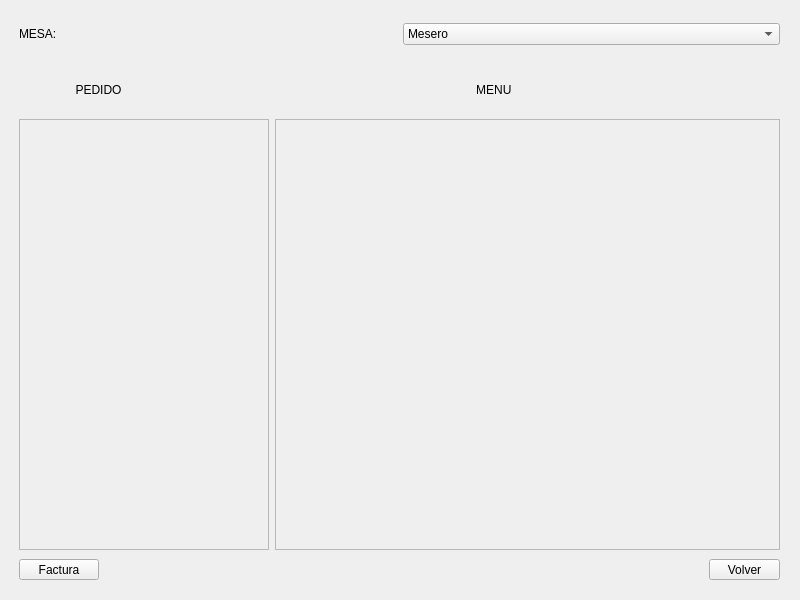
The window that mainwindow.ui (zamax14/Foodministration) describes before a commit, drawn with Qt 5.
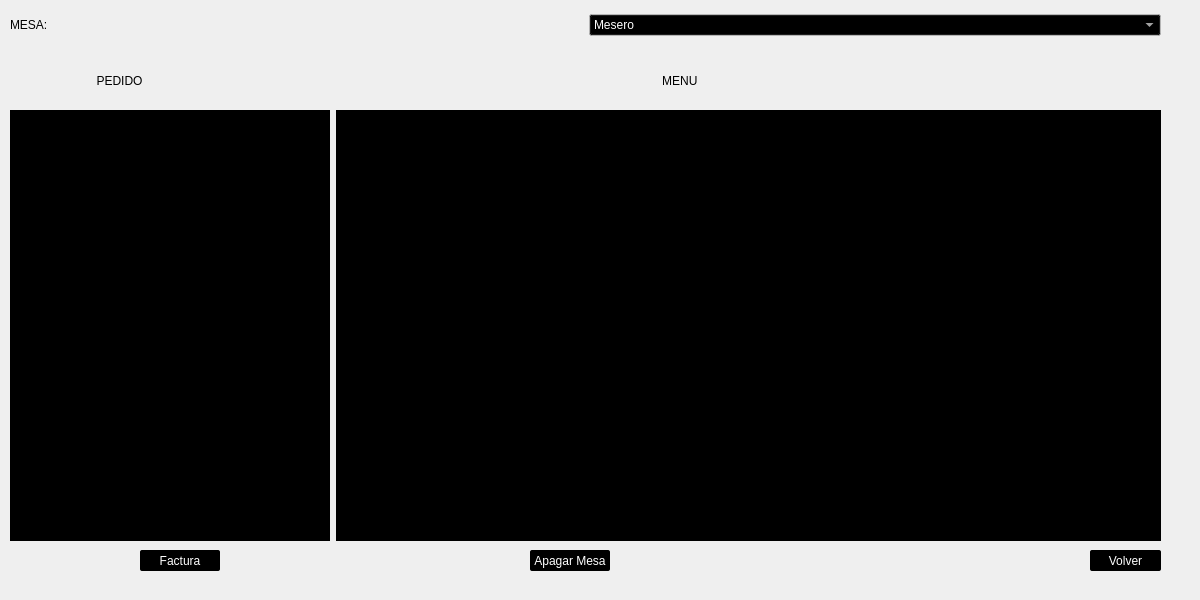
The same window after the commit. The open tabs and pages were chosen to show the change. Icons and pictures are not drawn.

Commit message: Interfaz y funciones extra

```diff
--- a/mainwindow.ui
+++ b/mainwindow.ui
@@ -6,10 +6,59 @@
    <rect>
     <x>0</x>
     <y>0</y>
-    <width>800</width>
+    <width>1200</width>
     <height>600</height>
    </rect>
   </property>
+  <property name="minimumSize">
+   <size>
+    <width>1200</width>
+    <height>600</height>
+   </size>
+  </property>
+  <property name="maximumSize">
+   <size>
+    <width>1200</width>
+    <height>600</height>
+   </size>
+  </property>
+  <property name="palette">
+   <palette>
+    <active>
+     <colorrole role="Highlight">
+      <brush brushstyle="SolidPattern">
+       <color alpha="255">
+        <red>0</red>
+        <green>0</green>
+        <blue>0</blue>
+       </color>
+      </brush>
+     </colorrole>
+    </active>
+    <inactive>
+     <colorrole role="Highlight">
+      <brush brushstyle="SolidPattern">
+       <color alpha="255">
+        <red>0</red>
+        <green>0</green>
+        <blue>0</blue>
+       </color>
+      </brush>
+     </colorrole>
+    </inactive>
+    <disabled>
+     <colorrole role="Highlight">
+      <brush brushstyle="SolidPattern">
+       <color alpha="255">
+        <red>0</red>
+        <green>120</green>
+        <blue>215</blue>
+       </color>
+      </brush>
+     </colorrole>
+    </disabled>
+   </palette>
+  </property>
   <property name="windowTitle">
    <string>Foodministration</string>
   </property>
@@ -17,8 +66,26 @@
    <iconset resource="Archivos.qrc">
     <normaloff>:/Imagenes/icon.png</normaloff>:/Imagenes/icon.png</iconset>
   </property>
+  <property name="styleSheet">
+   <string notr="true"/>
+  </property>
   <widget class="QWidget" name="centralwidget">
+   <property name="styleSheet">
+    <string notr="true"/>
+   </property>
    <layout class="QGridLayout" name="gridLayout">
+    <property name="leftMargin">
+     <number>0</number>
+    </property>
+    <property name="topMargin">
+     <number>0</number>
+    </property>
+    <property name="rightMargin">
+     <number>0</number>
+    </property>
+    <property name="bottomMargin">
+     <number>0</number>
+    </property>
     <item row="0" column="0">
      <widget class="QStackedWidget" name="pagesSW">
       <property name="sizePolicy">
@@ -329,6 +396,324 @@
          <string>Historial de Facturas</string>
         </property>
        </widget>
+       <widget class="QLabel" name="semaforoM2">
+        <property name="geometry">
+         <rect>
+          <x>660</x>
+          <y>80</y>
+          <width>31</width>
+          <height>31</height>
+         </rect>
+        </property>
+        <property name="text">
+         <string/>
+        </property>
+        <property name="pixmap">
+         <pixmap resource="Archivos.qrc">:/Imagenes/apagada.png</pixmap>
+        </property>
+        <property name="scaledContents">
+         <bool>true</bool>
+        </property>
+       </widget>
+       <widget class="QLabel" name="semaforoM3">
+        <property name="geometry">
+         <rect>
+          <x>950</x>
+          <y>40</y>
+          <width>31</width>
+          <height>31</height>
+         </rect>
+        </property>
+        <property name="text">
+         <string/>
+        </property>
+        <property name="pixmap">
+         <pixmap resource="Archivos.qrc">:/Imagenes/apagada.png</pixmap>
+        </property>
+        <property name="scaledContents">
+         <bool>true</bool>
+        </property>
+       </widget>
+       <widget class="QLabel" name="semaforoM4">
+        <property name="geometry">
+         <rect>
+          <x>40</x>
+          <y>420</y>
+          <width>31</width>
+          <height>31</height>
+         </rect>
+        </property>
+        <property name="text">
+         <string/>
+        </property>
+        <property name="pixmap">
+         <pixmap resource="Archivos.qrc">:/Imagenes/apagada.png</pixmap>
+        </property>
+        <property name="scaledContents">
+         <bool>true</bool>
+        </property>
+       </widget>
+       <widget class="QLabel" name="semaforoM5">
+        <property name="geometry">
+         <rect>
+          <x>710</x>
+          <y>380</y>
+          <width>31</width>
+          <height>31</height>
+         </rect>
+        </property>
+        <property name="text">
+         <string/>
+        </property>
+        <property name="pixmap">
+         <pixmap resource="Archivos.qrc">:/Imagenes/apagada.png</pixmap>
+        </property>
+        <property name="scaledContents">
+         <bool>true</bool>
+        </property>
+       </widget>
+       <widget class="QLabel" name="semaforoM6">
+        <property name="geometry">
+         <rect>
+          <x>950</x>
+          <y>280</y>
+          <width>31</width>
+          <height>31</height>
+         </rect>
+        </property>
+        <property name="text">
+         <string/>
+        </property>
+        <property name="pixmap">
+         <pixmap resource="Archivos.qrc">:/Imagenes/apagada.png</pixmap>
+        </property>
+        <property name="scaledContents">
+         <bool>true</bool>
+        </property>
+       </widget>
+       <widget class="QLabel" name="semaforoM7">
+        <property name="geometry">
+         <rect>
+          <x>260</x>
+          <y>210</y>
+          <width>31</width>
+          <height>31</height>
+         </rect>
+        </property>
+        <property name="text">
+         <string/>
+        </property>
+        <property name="pixmap">
+         <pixmap resource="Archivos.qrc">:/Imagenes/apagada.png</pixmap>
+        </property>
+        <property name="scaledContents">
+         <bool>true</bool>
+        </property>
+       </widget>
+       <widget class="QLabel" name="semaforoM1">
+        <property name="geometry">
+         <rect>
+          <x>80</x>
+          <y>60</y>
+          <width>31</width>
+          <height>31</height>
+         </rect>
+        </property>
+        <property name="text">
+         <string/>
+        </property>
+        <property name="pixmap">
+         <pixmap resource="Archivos.qrc">:/Imagenes/apagada.png</pixmap>
+        </property>
+        <property name="scaledContents">
+         <bool>true</bool>
+        </property>
+       </widget>
+       <widget class="QLabel" name="label">
+        <property name="geometry">
+         <rect>
+          <x>370</x>
+          <y>-10</y>
+          <width>171</width>
+          <height>171</height>
+         </rect>
+        </property>
+        <property name="text">
+         <string/>
+        </property>
+        <property name="pixmap">
+         <pixmap resource="Archivos.qrc">:/Imagenes/caja.PNG</pixmap>
+        </property>
+        <property name="scaledContents">
+         <bool>true</bool>
+        </property>
+       </widget>
+       <widget class="QLabel" name="label_2">
+        <property name="geometry">
+         <rect>
+          <x>220</x>
+          <y>410</y>
+          <width>71</width>
+          <height>191</height>
+         </rect>
+        </property>
+        <property name="text">
+         <string/>
+        </property>
+        <property name="pixmap">
+         <pixmap resource="Archivos.qrc">:/Imagenes/recepcion.PNG</pixmap>
+        </property>
+        <property name="scaledContents">
+         <bool>true</bool>
+        </property>
+       </widget>
+       <widget class="QLabel" name="label_3">
+        <property name="geometry">
+         <rect>
+          <x>280</x>
+          <y>510</y>
+          <width>241</width>
+          <height>91</height>
+         </rect>
+        </property>
+        <property name="text">
+         <string/>
+        </property>
+        <property name="pixmap">
+         <pixmap resource="Archivos.qrc">:/Imagenes/entrada.PNG</pixmap>
+        </property>
+        <property name="scaledContents">
+         <bool>true</bool>
+        </property>
+       </widget>
+       <widget class="QWidget" name="">
+        <property name="geometry">
+         <rect>
+          <x>1090</x>
+          <y>490</y>
+          <width>81</width>
+          <height>95</height>
+         </rect>
+        </property>
+        <layout class="QGridLayout" name="gridLayout_5">
+         <item row="2" column="0">
+          <widget class="QLabel" name="simbolo3">
+           <property name="maximumSize">
+            <size>
+             <width>20</width>
+             <height>20</height>
+            </size>
+           </property>
+           <property name="styleSheet">
+            <string notr="true"/>
+           </property>
+           <property name="text">
+            <string/>
+           </property>
+           <property name="pixmap">
+            <pixmap resource="Archivos.qrc">:/Imagenes/apagada.png</pixmap>
+           </property>
+           <property name="scaledContents">
+            <bool>true</bool>
+           </property>
+          </widget>
+         </item>
+         <item row="4" column="0">
+          <widget class="QLabel" name="simbolo2">
+           <property name="maximumSize">
+            <size>
+             <width>20</width>
+             <height>20</height>
+            </size>
+           </property>
+           <property name="styleSheet">
+            <string notr="true"/>
+           </property>
+           <property name="text">
+            <string/>
+           </property>
+           <property name="pixmap">
+            <pixmap resource="Archivos.qrc">:/Imagenes/exclamacion.png</pixmap>
+           </property>
+           <property name="scaledContents">
+            <bool>true</bool>
+           </property>
+          </widget>
+         </item>
+         <item row="4" column="1">
+          <widget class="QLabel" name="label_5">
+           <property name="styleSheet">
+            <string notr="true">font: 10pt &quot;Tw Cen MT Condensed Extra Bold&quot;;
+color: rgb(255, 255, 255);
+background-color: rgb(0, 0, 0);</string>
+           </property>
+           <property name="text">
+            <string>Pendiente</string>
+           </property>
+           <property name="alignment">
+            <set>Qt::AlignCenter</set>
+           </property>
+          </widget>
+         </item>
+         <item row="2" column="1">
+          <widget class="QLabel" name="label_6">
+           <property name="styleSheet">
+            <string notr="true">font: 10pt &quot;Tw Cen MT Condensed Extra Bold&quot;;
+color: rgb(255, 255, 255);
+background-color: rgb(0, 0, 0);</string>
+           </property>
+           <property name="text">
+            <string>Inactiva</string>
+           </property>
+           <property name="alignment">
+            <set>Qt::AlignCenter</set>
+           </property>
+          </widget>
+         </item>
+         <item row="0" column="0">
+          <widget class="QLabel" name="simbolo1">
+           <property name="maximumSize">
+            <size>
+             <width>20</width>
+             <height>20</height>
+            </size>
+           </property>
+           <property name="styleSheet">
+            <string notr="true"/>
+           </property>
+           <property name="text">
+            <string/>
+           </property>
+           <property name="pixmap">
+            <pixmap resource="Archivos.qrc">:/Imagenes/activa.png</pixmap>
+           </property>
+           <property name="scaledContents">
+            <bool>true</bool>
+           </property>
+          </widget>
+         </item>
+         <item row="0" column="1">
+          <widget class="QLabel" name="label_4">
+           <property name="layoutDirection">
+            <enum>Qt::LeftToRight</enum>
+           </property>
+           <property name="styleSheet">
+            <string notr="true">font: 10pt &quot;Tw Cen MT Condensed Extra Bold&quot;;
+background-color: rgb(0, 0, 0);
+color: rgb(255, 255, 255);</string>
+           </property>
+           <property name="text">
+            <string>Activa</string>
+           </property>
+           <property name="alignment">
+            <set>Qt::AlignCenter</set>
+           </property>
+          </widget>
+         </item>
+        </layout>
+       </widget>
+       <zorder>label_3</zorder>
+       <zorder>label</zorder>
        <zorder>mesa_7LB</zorder>
        <zorder>mesa_3LB</zorder>
        <zorder>mesa_6LB</zorder>
@@ -350,7 +735,7 @@
        <widget class="QPushButton" name="volverPB">
         <property name="geometry">
          <rect>
-          <x>700</x>
+          <x>1090</x>
           <y>550</y>
           <width>71</width>
           <height>21</height>
@@ -362,6 +747,42 @@
           <height>16777215</height>
          </size>
         </property>
+        <property name="styleSheet">
+         <string notr="true">QPushButton
+{
+	background-color: #000000;
+	color: #ffffff;
+	font: 8pt &quot;Tw Cen MT Condensed Extra Bold&quot;;
+	border: 0px solid;
+	border-radius: 2px;
+
+}
+
+
+QPushButton::hover
+{
+	background-color: #5d5d5d;  
+
+}
+
+
+QPushButton::pressed
+{
+	background-color: #5d5d5d;
+
+}
+
+
+QPushButton::checked
+{
+	background-color: #5d5d5d;
+
+}
+
+QPushButton:disabled {
+	background-color:#5d5d5d;
+}</string>
+        </property>
         <property name="text">
          <string>Volver</string>
         </property>
@@ -371,7 +792,7 @@
          <rect>
           <x>10</x>
           <y>110</y>
-          <width>761</width>
+          <width>1151</width>
           <height>431</height>
          </rect>
         </property>
@@ -380,10 +801,74 @@
           <widget class="QScrollArea" name="pedidoSA">
            <property name="maximumSize">
             <size>
-             <width>250</width>
+             <width>320</width>
              <height>16777215</height>
             </size>
            </property>
+           <property name="palette">
+            <palette>
+             <active>
+              <colorrole role="Base">
+               <brush brushstyle="SolidPattern">
+                <color alpha="255">
+                 <red>255</red>
+                 <green>255</green>
+                 <blue>255</blue>
+                </color>
+               </brush>
+              </colorrole>
+              <colorrole role="Window">
+               <brush brushstyle="SolidPattern">
+                <color alpha="255">
+                 <red>0</red>
+                 <green>0</green>
+                 <blue>0</blue>
+                </color>
+               </brush>
+              </colorrole>
+             </active>
+             <inactive>
+              <colorrole role="Base">
+               <brush brushstyle="SolidPattern">
+                <color alpha="255">
+                 <red>255</red>
+                 <green>255</green>
+                 <blue>255</blue>
+                </color>
+               </brush>
+              </colorrole>
+              <colorrole role="Window">
+               <brush brushstyle="SolidPattern">
+                <color alpha="255">
+                 <red>0</red>
+                 <green>0</green>
+                 <blue>0</blue>
+                </color>
+               </brush>
+              </colorrole>
+             </inactive>
+             <disabled>
+              <colorrole role="Base">
+               <brush brushstyle="SolidPattern">
+                <color alpha="255">
+                 <red>0</red>
+                 <green>0</green>
+                 <blue>0</blue>
+                </color>
+               </brush>
+              </colorrole>
+              <colorrole role="Window">
+               <brush brushstyle="SolidPattern">
+                <color alpha="255">
+                 <red>0</red>
+                 <green>0</green>
+                 <blue>0</blue>
+                </color>
+               </brush>
+              </colorrole>
+             </disabled>
+            </palette>
+           </property>
            <property name="widgetResizable">
             <bool>true</bool>
            </property>
@@ -392,7 +877,7 @@
              <rect>
               <x>0</x>
               <y>0</y>
-              <width>248</width>
+              <width>318</width>
               <height>427</height>
              </rect>
             </property>
@@ -406,6 +891,70 @@
          </item>
          <item row="0" column="1">
           <widget class="QScrollArea" name="menuSA">
+           <property name="palette">
+            <palette>
+             <active>
+              <colorrole role="Base">
+               <brush brushstyle="SolidPattern">
+                <color alpha="255">
+                 <red>38</red>
+                 <green>39</green>
+                 <blue>40</blue>
+                </color>
+               </brush>
+              </colorrole>
+              <colorrole role="Window">
+               <brush brushstyle="SolidPattern">
+                <color alpha="255">
+                 <red>0</red>
+                 <green>0</green>
+                 <blue>0</blue>
+                </color>
+               </brush>
+              </colorrole>
+             </active>
+             <inactive>
+              <colorrole role="Base">
+               <brush brushstyle="SolidPattern">
+                <color alpha="255">
+                 <red>38</red>
+                 <green>39</green>
+                 <blue>40</blue>
+                </color>
+               </brush>
+              </colorrole>
+              <colorrole role="Window">
+               <brush brushstyle="SolidPattern">
+                <color alpha="255">
+                 <red>0</red>
+                 <green>0</green>
+                 <blue>0</blue>
+                </color>
+               </brush>
+              </colorrole>
+             </inactive>
+             <disabled>
+              <colorrole role="Base">
+               <brush brushstyle="SolidPattern">
+                <color alpha="255">
+                 <red>0</red>
+                 <green>0</green>
+                 <blue>0</blue>
+                </color>
+               </brush>
+              </colorrole>
+              <colorrole role="Window">
+               <brush brushstyle="SolidPattern">
+                <color alpha="255">
+                 <red>0</red>
+                 <green>0</green>
+                 <blue>0</blue>
+                </color>
+               </brush>
+              </colorrole>
+             </disabled>
+            </palette>
+           </property>
            <property name="widgetResizable">
             <bool>true</bool>
            </property>
@@ -414,11 +963,11 @@
              <rect>
               <x>0</x>
               <y>0</y>
-              <width>501</width>
+              <width>821</width>
               <height>427</height>
              </rect>
             </property>
-            <layout class="QGridLayout" name="gridLayout_5">
+            <layout class="QGridLayout" name="gridLayout_9">
              <item row="0" column="0">
               <layout class="QGridLayout" name="menuGL"/>
              </item>
@@ -433,13 +982,161 @@
          <rect>
           <x>10</x>
           <y>10</y>
-          <width>761</width>
+          <width>1151</width>
           <height>31</height>
          </rect>
         </property>
         <layout class="QGridLayout" name="gridLayout_3">
          <item row="0" column="1">
           <widget class="QComboBox" name="meserosCB">
+           <property name="palette">
+            <palette>
+             <active>
+              <colorrole role="WindowText">
+               <brush brushstyle="SolidPattern">
+                <color alpha="255">
+                 <red>255</red>
+                 <green>255</green>
+                 <blue>255</blue>
+                </color>
+               </brush>
+              </colorrole>
+              <colorrole role="Button">
+               <brush brushstyle="SolidPattern">
+                <color alpha="255">
+                 <red>0</red>
+                 <green>0</green>
+                 <blue>0</blue>
+                </color>
+               </brush>
+              </colorrole>
+              <colorrole role="ButtonText">
+               <brush brushstyle="SolidPattern">
+                <color alpha="255">
+                 <red>255</red>
+                 <green>255</green>
+                 <blue>255</blue>
+                </color>
+               </brush>
+              </colorrole>
+              <colorrole role="Base">
+               <brush brushstyle="SolidPattern">
+                <color alpha="255">
+                 <red>255</red>
+                 <green>255</green>
+                 <blue>255</blue>
+                </color>
+               </brush>
+              </colorrole>
+              <colorrole role="Window">
+               <brush brushstyle="SolidPattern">
+                <color alpha="255">
+                 <red>255</red>
+                 <green>255</green>
+                 <blue>255</blue>
+                </color>
+               </brush>
+              </colorrole>
+             </active>
+             <inactive>
+              <colorrole role="WindowText">
+               <brush brushstyle="SolidPattern">
+                <color alpha="255">
+                 <red>255</red>
+                 <green>255</green>
+                 <blue>255</blue>
+                </color>
+               </brush>
+              </colorrole>
+              <colorrole role="Button">
+               <brush brushstyle="SolidPattern">
+                <color alpha="255">
+                 <red>0</red>
+                 <green>0</green>
+                 <blue>0</blue>
+                </color>
+               </brush>
+              </colorrole>
+              <colorrole role="ButtonText">
+               <brush brushstyle="SolidPattern">
+                <color alpha="255">
+                 <red>255</red>
+                 <green>255</green>
+                 <blue>255</blue>
+                </color>
+               </brush>
+              </colorrole>
+              <colorrole role="Base">
+               <brush brushstyle="SolidPattern">
+                <color alpha="255">
+                 <red>255</red>
+                 <green>255</green>
+                 <blue>255</blue>
+                </color>
+               </brush>
+              </colorrole>
+              <colorrole role="Window">
+               <brush brushstyle="SolidPattern">
+                <color alpha="255">
+                 <red>255</red>
+                 <green>255</green>
+                 <blue>255</blue>
+                </color>
+               </brush>
+              </colorrole>
+             </inactive>
+             <disabled>
+              <colorrole role="WindowText">
+               <brush brushstyle="SolidPattern">
+                <color alpha="255">
+                 <red>120</red>
+                 <green>120</green>
+                 <blue>120</blue>
+                </color>
+               </brush>
+              </colorrole>
+              <colorrole role="Button">
+               <brush brushstyle="SolidPattern">
+                <color alpha="255">
+                 <red>0</red>
+                 <green>0</green>
+                 <blue>0</blue>
+                </color>
+               </brush>
+              </colorrole>
+              <colorrole role="ButtonText">
+               <brush brushstyle="SolidPattern">
+                <color alpha="255">
+                 <red>120</red>
+                 <green>120</green>
+                 <blue>120</blue>
+                </color>
+               </brush>
+              </colorrole>
+              <colorrole role="Base">
+               <brush brushstyle="SolidPattern">
+                <color alpha="255">
+                 <red>255</red>
+                 <green>255</green>
+                 <blue>255</blue>
+                </color>
+               </brush>
+              </colorrole>
+              <colorrole role="Window">
+               <brush brushstyle="SolidPattern">
+                <color alpha="255">
+                 <red>255</red>
+                 <green>255</green>
+                 <blue>255</blue>
+                </color>
+               </brush>
+              </colorrole>
+             </disabled>
+            </palette>
+           </property>
+           <property name="styleSheet">
+            <string notr="true">font: 10pt &quot;Tw Cen MT Condensed Extra Bold&quot;;</string>
+           </property>
            <item>
             <property name="text">
              <string>Mesero</string>
@@ -489,7 +1186,7 @@
          <rect>
           <x>10</x>
           <y>60</y>
-          <width>761</width>
+          <width>1151</width>
           <height>41</height>
          </rect>
         </property>
@@ -501,7 +1198,7 @@
 </string>
            </property>
            <property name="text">
-            <string>                 PEDIDO</string>
+            <string>                          PEDIDO</string>
            </property>
           </widget>
          </item>
@@ -521,16 +1218,101 @@
        <widget class="QPushButton" name="facturaPB">
         <property name="geometry">
          <rect>
-          <x>10</x>
+          <x>140</x>
           <y>550</y>
           <width>80</width>
           <height>21</height>
          </rect>
         </property>
+        <property name="styleSheet">
+         <string notr="true">QPushButton
+{
+	background-color: #000000;
+	color: #ffffff;
+	font: 8pt &quot;Tw Cen MT Condensed Extra Bold&quot;;
+	border: 0px solid;
+	border-radius: 2px;
+
+}
+
+
+QPushButton::hover
+{
+	background-color: #5d5d5d;  
+
+}
+
+
+QPushButton::pressed
+{
+	background-color: #5d5d5d;
+
+}
+
+
+QPushButton::checked
+{
+	background-color: #5d5d5d;
+
+}
+
+QPushButton:disabled {
+	background-color:#5d5d5d;
+}</string>
+        </property>
         <property name="text">
          <string>Factura</string>
         </property>
        </widget>
+       <widget class="QPushButton" name="apagarPB">
+        <property name="geometry">
+         <rect>
+          <x>530</x>
+          <y>550</y>
+          <width>80</width>
+          <height>21</height>
+         </rect>
+        </property>
+        <property name="styleSheet">
+         <string notr="true">QPushButton
+{
+	background-color: #000000;
+	color: #ffffff;
+	font: 8pt &quot;Tw Cen MT Condensed Extra Bold&quot;;
+	border: 0px solid;
+	border-radius: 2px;
+
+}
+
+
+QPushButton::hover
+{
+	background-color: #5d5d5d;  
+
+}
+
+
+QPushButton::pressed
+{
+	background-color: #5d5d5d;
+
+}
+
+
+QPushButton::checked
+{
+	background-color: #5d5d5d;
+
+}
+
+QPushButton:disabled {
+	background-color:#5d5d5d;
+}</string>
+        </property>
+        <property name="text">
+         <string>Apagar Mesa</string>
+        </property>
+       </widget>
       </widget>
       <widget class="QWidget" name="MesaApagada">
        <widget class="QWidget" name="layoutWidget">
```
Left out of the diff: 277 changed lines with no effect on the pictures. The commit also changes 23 other files.
